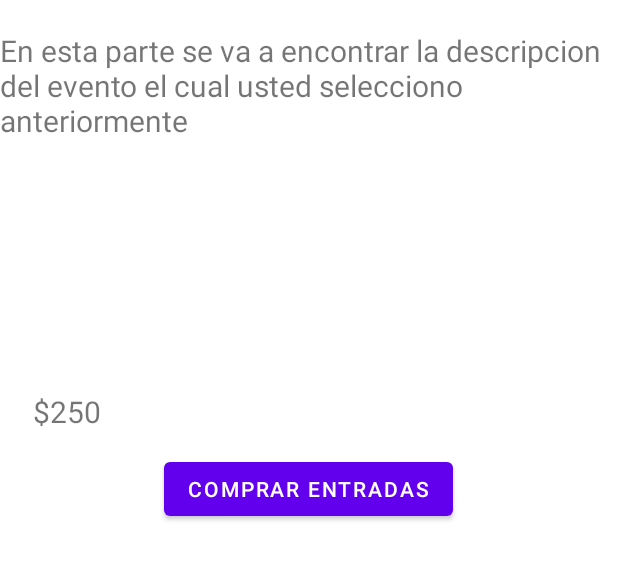
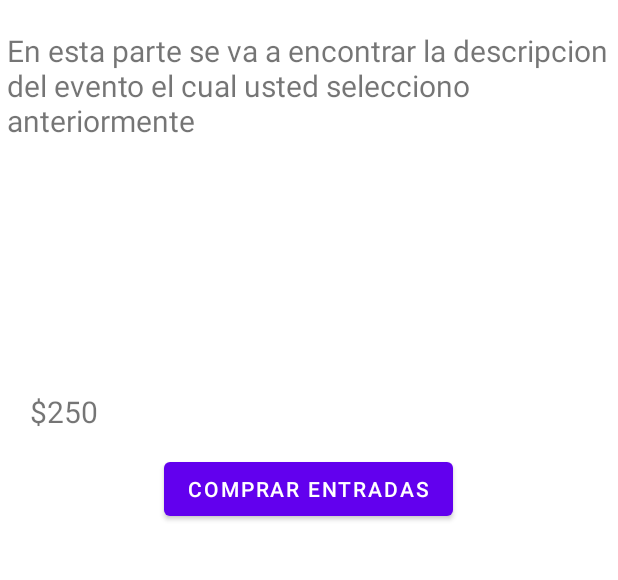
Before and after one commit to MartinMarandola/municipality-events-android, an Android app: the layout activity_profile_event.xml on its own in the app's theme, with its tools: preview values and no code run, on a phone screen of 412 x 824 dp, the part 501-1081 px from its top. Run offline under Robolectric (Android 15) with nearby library versions, the phone set to English and light mode, and no system bars; network calls fail.

```diff
--- a/app/src/main/java/com/ar/municipalityevents/CalendarActivity.kt
+++ b/app/src/main/java/com/ar/municipalityevents/CalendarActivity.kt
@@ -45,7 +45,7 @@ class CalendarActivity : AppCompatActivity() {
     private fun getEventsAboutDaySelected() {
         calendar.setOnDateChangeListener { view, year, month, dayOfMonth ->
             if (!this.eventDataList.isNullOrEmpty()) this.eventDataList = arrayListOf()
-            service.getApiData(month.plus(1).toString(), year.toString(), dayOfMonth)
+            service.getApiData(month.plus(1).toString(), year.toString(), dayOfMonth.toString())
         }
     }
 
--- a/app/src/main/res/layout/activity_profile_event.xml
+++ b/app/src/main/res/layout/activity_profile_event.xml
@@ -53,18 +53,19 @@
         android:layout_marginBottom="14dp"
         android:paddingStart="20dp"
         android:paddingEnd="20dp"
+        android:textAlignment="viewStart"
         android:textSize="20sp"
         app:layout_constraintBottom_toTopOf="@+id/buttonUrl"
         app:layout_constraintEnd_toEndOf="parent"
-        app:layout_constraintHorizontal_bias="0.01"
+        app:layout_constraintHorizontal_bias="0.0"
         app:layout_constraintStart_toStartOf="parent"
-        app:layout_constraintTop_toBottomOf="@+id/imageView"
+        app:layout_constraintTop_toBottomOf="@id/scrollView"
         app:layout_constraintVertical_bias="1.0"
         tools:text="$250" />
 
     <ScrollView
         android:id="@+id/scrollView"
-        android:layout_width="412dp"
+        android:layout_width="403dp"
         android:layout_height="141dp"
         android:layout_marginTop="20dp"
         app:layout_constraintEnd_toEndOf="parent"
```
Also changed, not shown: app/src/main/java/com/ar/municipalityevents/service/calendar/CalendarService.kt (+8 -12 lines).
